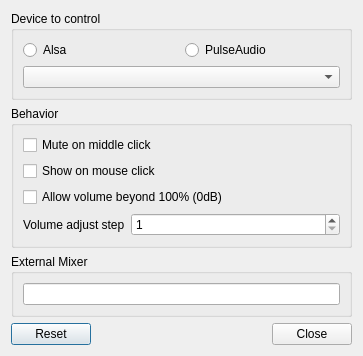
The window that plugin-volume/lxqtvolumeconfiguration.ui (lxqt/lxqt-panel) describes before a commit, drawn with Qt 5.
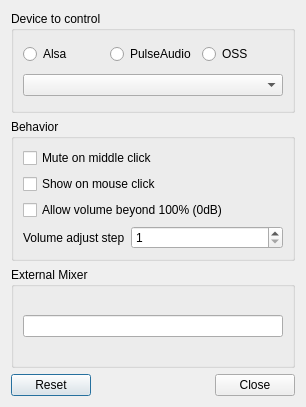
The same window after the commit.

Commit message: Improve OSS backend of volume plugin and fix its configuration dialog.

The edit to the form file:
```diff
--- a/plugin-volume/lxqtvolumeconfiguration.ui
+++ b/plugin-volume/lxqtvolumeconfiguration.ui
@@ -6,8 +6,8 @@
    <rect>
     <x>0</x>
     <y>0</y>
-    <width>363</width>
-    <height>355</height>
+    <width>306</width>
+    <height>407</height>
    </rect>
   </property>
   <property name="windowTitle">
@@ -36,6 +36,13 @@
           </property>
          </widget>
         </item>
+        <item>
+         <widget class="QRadioButton" name="ossRadioButton">
+          <property name="text">
+           <string>OSS</string>
+          </property>
+         </widget>
+        </item>
        </layout>
       </item>
       <item>
```
The commit also changes 4 other files.
